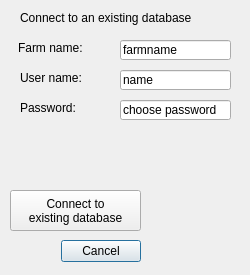
Above: widgets/connect_to_farm_base.ui from axelande/geodatafarm3 before the change. Below: the same form after it.
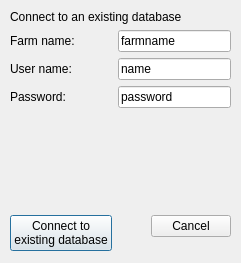
That is the form after the change.

Commit message: Added "Layouts"  to the ui files and minor changes in files adding qt elements to the interfaces.

The edit to the form file:
```diff
--- a/widgets/connect_to_farm_base.ui
+++ b/widgets/connect_to_farm_base.ui
@@ -6,139 +6,110 @@
    <rect>
     <x>0</x>
     <y>0</y>
-    <width>250</width>
-    <height>275</height>
+    <width>241</width>
+    <height>263</height>
    </rect>
   </property>
   <property name="windowTitle">
    <string>Connect to farm</string>
   </property>
-  <widget class="QDialogButtonBox" name="button_box">
-   <property name="geometry">
-    <rect>
-     <x>60</x>
-     <y>240</y>
-     <width>81</width>
-     <height>23</height>
-    </rect>
-   </property>
-   <property name="orientation">
-    <enum>Qt::Horizontal</enum>
-   </property>
-   <property name="standardButtons">
-    <set>QDialogButtonBox::Cancel</set>
-   </property>
-   <property name="centerButtons">
-    <bool>false</bool>
-   </property>
-  </widget>
-  <widget class="QLineEdit" name="farm_name">
-   <property name="geometry">
-    <rect>
-     <x>120</x>
-     <y>40</y>
-     <width>111</width>
-     <height>20</height>
-    </rect>
-   </property>
-   <property name="text">
-    <string>farmname</string>
-   </property>
-  </widget>
-  <widget class="QLabel" name="label_8">
-   <property name="geometry">
-    <rect>
-     <x>18</x>
-     <y>40</y>
-     <width>101</width>
-     <height>16</height>
-    </rect>
-   </property>
-   <property name="text">
-    <string>Farm name:</string>
-   </property>
-  </widget>
-  <widget class="QLabel" name="label_10">
-   <property name="geometry">
-    <rect>
-     <x>20</x>
-     <y>70</y>
-     <width>121</width>
-     <height>16</height>
-    </rect>
-   </property>
-   <property name="text">
-    <string>User name:</string>
-   </property>
-  </widget>
-  <widget class="QLineEdit" name="user_name">
-   <property name="geometry">
-    <rect>
-     <x>120</x>
-     <y>70</y>
-     <width>111</width>
-     <height>20</height>
-    </rect>
-   </property>
-   <property name="text">
-    <string>name</string>
-   </property>
-  </widget>
-  <widget class="QLineEdit" name="pass_word">
-   <property name="geometry">
-    <rect>
-     <x>120</x>
-     <y>100</y>
-     <width>111</width>
-     <height>20</height>
-    </rect>
-   </property>
-   <property name="text">
-    <string>choose password</string>
-   </property>
-  </widget>
-  <widget class="QLabel" name="label_12">
-   <property name="geometry">
-    <rect>
-     <x>20</x>
-     <y>100</y>
-     <width>121</width>
-     <height>16</height>
-    </rect>
-   </property>
-   <property name="text">
-    <string>Password:</string>
-   </property>
-  </widget>
-  <widget class="QLabel" name="label_9">
-   <property name="geometry">
-    <rect>
-     <x>20</x>
-     <y>10</y>
-     <width>201</width>
-     <height>16</height>
-    </rect>
-   </property>
-   <property name="text">
-    <string>Connect to an existing database</string>
-   </property>
-  </widget>
-  <widget class="QPushButton" name="PBConnectExisting">
-   <property name="enabled">
-    <bool>true</bool>
-   </property>
+  <widget class="QWidget" name="formLayoutWidget">
    <property name="geometry">
     <rect>
      <x>10</x>
-     <y>190</y>
-     <width>131</width>
-     <height>41</height>
+     <y>10</y>
+     <width>221</width>
+     <height>241</height>
     </rect>
    </property>
-   <property name="text">
-    <string>Connect to 
+   <layout class="QFormLayout" name="formLayout">
+    <item row="1" column="0">
+     <widget class="QLabel" name="label_8">
+      <property name="text">
+       <string>Farm name:</string>
+      </property>
+     </widget>
+    </item>
+    <item row="2" column="0">
+     <widget class="QLabel" name="label_10">
+      <property name="text">
+       <string>User name:</string>
+      </property>
+     </widget>
+    </item>
+    <item row="3" column="0">
+     <widget class="QLabel" name="label_12">
+      <property name="text">
+       <string>Password:</string>
+      </property>
+     </widget>
+    </item>
+    <item row="5" column="0">
+     <widget class="QPushButton" name="PBConnectExisting">
+      <property name="enabled">
+       <bool>true</bool>
+      </property>
+      <property name="text">
+       <string>Connect to 
 existing database</string>
-   </property>
+      </property>
+     </widget>
+    </item>
+    <item row="5" column="1">
+     <widget class="QDialogButtonBox" name="button_box">
+      <property name="orientation">
+       <enum>Qt::Horizontal</enum>
+      </property>
+      <property name="standardButtons">
+       <set>QDialogButtonBox::Cancel</set>
+      </property>
+      <property name="centerButtons">
+       <bool>false</bool>
+      </property>
+     </widget>
+    </item>
+    <item row="3" column="1">
+     <widget class="QLineEdit" name="pass_word">
+      <property name="text">
+       <string>password</string>
+      </property>
+     </widget>
+    </item>
+    <item row="2" column="1">
+     <widget class="QLineEdit" name="user_name">
+      <property name="text">
+       <string>name</string>
+      </property>
+     </widget>
+    </item>
+    <item row="1" column="1">
+     <widget class="QLineEdit" name="farm_name">
+      <property name="text">
+       <string>farmname</string>
+      </property>
+     </widget>
+    </item>
+    <item row="0" column="0" colspan="2">
+     <widget class="QLabel" name="label_9">
+      <property name="text">
+       <string>Connect to an existing database</string>
+      </property>
+     </widget>
+    </item>
+    <item row="4" column="1">
+     <spacer name="verticalSpacer">
+      <property name="orientation">
+       <enum>Qt::Vertical</enum>
+      </property>
+      <property name="sizeHint" stdset="0">
+       <size>
+        <width>20</width>
+        <height>40</height>
+       </size>
+      </property>
+     </spacer>
+    </item>
+   </layout>
   </widget>
  </widget>
  <resources/>
```
The commit also changes 14 other files.
